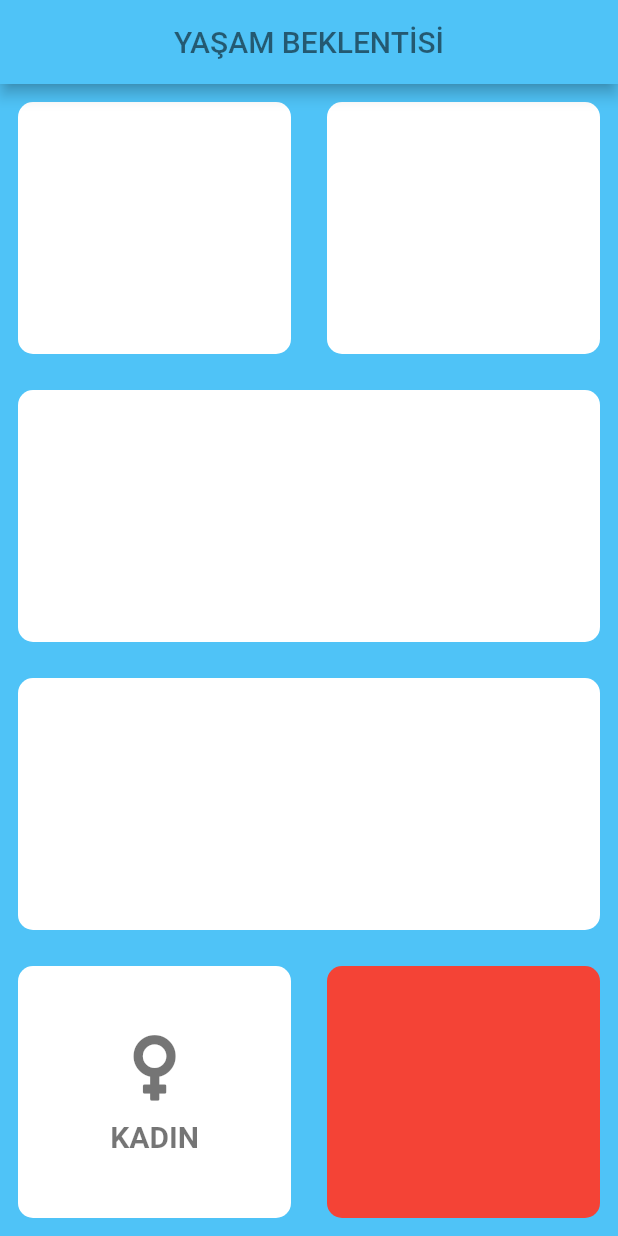
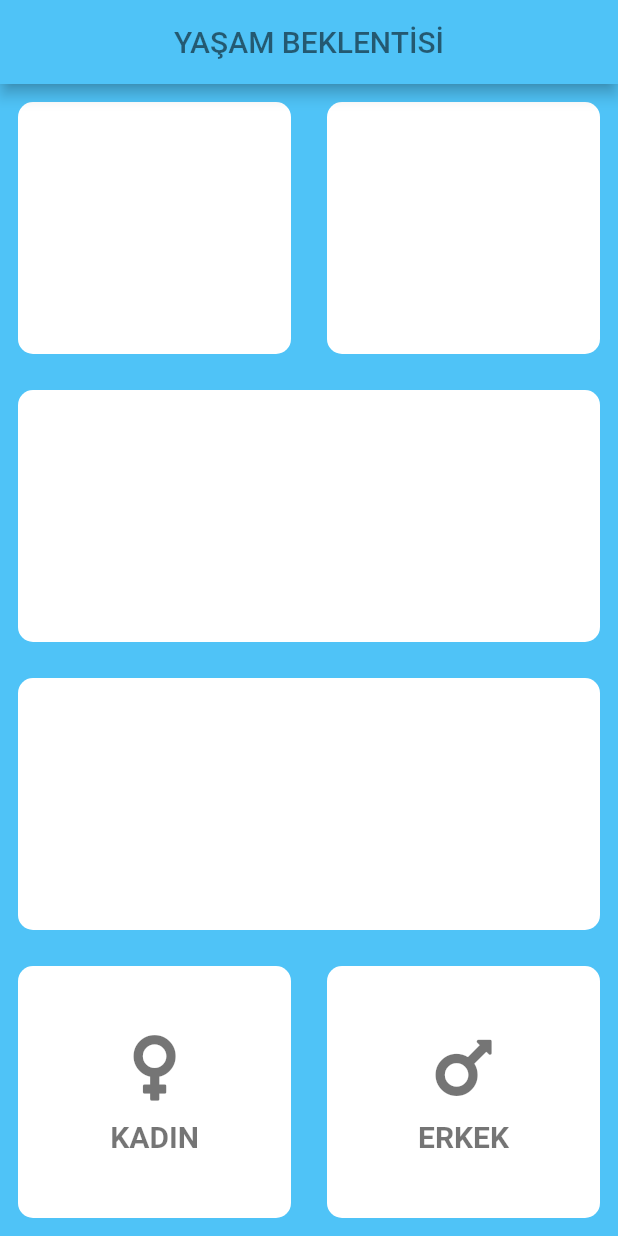
Before and after one commit to CihanTurunc/flutter_vucut_kitle_endeksi, a Flutter app: the screen it shows after launch, on a phone screen of 412 x 824 dp. Run offline on Flutter 3.47's test engine with Material 2 defaults, Android fonts, the light colour scheme and no system bars; our stand-ins replace font_awesome_flutter.

Commit message:
202101021849

```diff
--- /dev/null
+++ b/lib/icon_cinsiyet.dart
@@ -0,0 +1,32 @@
+import 'package:flutter/material.dart';
+import 'package:font_awesome_flutter/font_awesome_flutter.dart';
+
+class IconCinsiyet extends StatelessWidget {
+  final String cinsiyet;
+  final IconData icon;
+
+  IconCinsiyet(
+      {this.cinsiyet = 'Default', this.icon = FontAwesomeIcons.addressBook});
+
+  @override
+  Widget build(BuildContext context) {
+    return Column(
+      mainAxisAlignment: MainAxisAlignment.center,
+      children: [
+        Icon(
+          icon,
+          size: 50,
+          color: Colors.black54,
+        ),
+        SizedBox(
+          height: 10,
+        ),
+        Text(
+          cinsiyet,
+          style: TextStyle(
+              color: Colors.black54, fontSize: 20, fontWeight: FontWeight.bold),
+        )
+      ],
+    );
+  }
+}
--- a/lib/input_page.dart
+++ b/lib/input_page.dart
@@ -1,6 +1,9 @@
 import 'package:flutter/cupertino.dart';
 import 'package:flutter/material.dart';
 import 'package:font_awesome_flutter/font_awesome_flutter.dart';
+
+import 'icon_cinsiyet.dart';
+import 'my_container.dart';
 
 class InputPage extends StatefulWidget {
   @override
@@ -8,6 +11,8 @@ class InputPage extends StatefulWidget {
 }
 
 class _InputPageState extends State<InputPage> {
+  String seciliCinsiyet;
+
   @override
   Widget build(BuildContext context) {
     return Scaffold(
@@ -43,31 +48,34 @@ class _InputPageState extends State<InputPage> {
                 children: [
                   Expanded(
                     child: MyContainer(
-                      child: Column(
-                        mainAxisAlignment: MainAxisAlignment.center,
-                        children: [
-                          Icon(
-                            FontAwesomeIcons.venus,
-                            size: 50,
-                            color: Colors.black54,
-                          ),
-                          SizedBox(
-                            height: 10,
-                          ),
-                          Text(
-                            'KADIN',
-                            style: TextStyle(
-                                color: Colors.black54,
-                                fontSize: 20,
-                                fontWeight: FontWeight.bold),
-                          )
-                        ],
+                      onPress: () {
+                        setState(() {
+                          seciliCinsiyet = 'KADIN';
+                        });
+                      },
+                      renk: seciliCinsiyet == 'KADIN'
+                          ? Colors.lightBlue[100]
+                          : Colors.white,
+                      child: IconCinsiyet(
+                        cinsiyet: 'KADIN',
+                        icon: FontAwesomeIcons.venus,
                       ),
                     ),
                   ),
                   Expanded(
                     child: MyContainer(
-                      renk: Colors.red,
+                      onPress: () {
+                        setState(() {
+                          seciliCinsiyet = 'ERKEK';
+                        });
+                      },
+                      renk: seciliCinsiyet == 'ERKEK'
+                          ? Colors.lightBlue[100]
+                          : Colors.white,
+                      child: IconCinsiyet(
+                        cinsiyet: 'ERKEK',
+                        icon: FontAwesomeIcons.mars,
+                      ),
                     ),
                   ),
                 ],
@@ -77,19 +85,3 @@ class _InputPageState extends State<InputPage> {
         ));
   }
 }
-
-class MyContainer extends StatelessWidget {
-  final Color renk;
-  final Widget child;
-  MyContainer({this.renk = Colors.white, this.child});
-
-  @override
-  Widget build(BuildContext context) {
-    return Container(
-      child: child,
-      margin: EdgeInsets.all(12.0),
-      decoration:
-          BoxDecoration(borderRadius: BorderRadius.circular(10.0), color: renk),
-    );
-  }
-}
--- /dev/null
+++ b/lib/my_container.dart
@@ -0,0 +1,21 @@
+import 'package:flutter/material.dart';
+
+class MyContainer extends StatelessWidget {
+  final Color renk;
+  final Widget child;
+  final Function onPress;
+  MyContainer({this.renk = Colors.white, this.child, this.onPress});
+
+  @override
+  Widget build(BuildContext context) {
+    return GestureDetector(
+      onTap: onPress,
+      child: Container(
+        child: child,
+        margin: EdgeInsets.all(12.0),
+        decoration: BoxDecoration(
+            borderRadius: BorderRadius.circular(10.0), color: renk),
+      ),
+    );
+  }
+}
```
Also changed, not shown: 1 other file.
